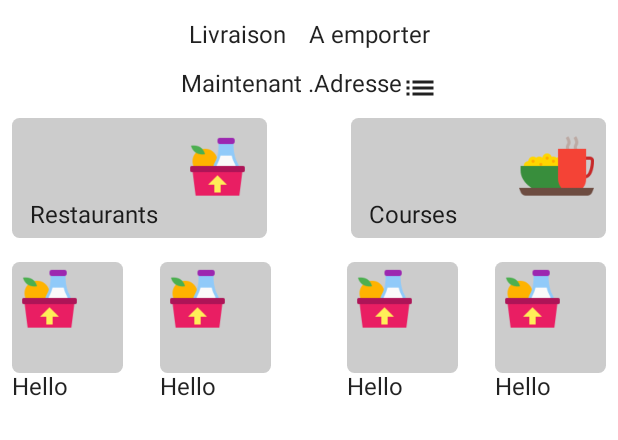
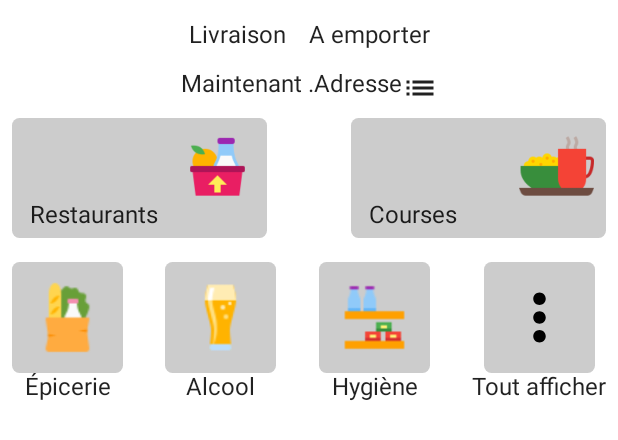
Before and after one commit to HugoFMartin/UberEatReprod, an Android app built with Jetpack Compose: the @Preview function DefaultPreview, on a phone screen of 412 x 824 dp. Shown: the top 440 px of the screen. Run offline under Robolectric (Android 15) with nearby library versions, the phone set to English and light mode, and no system bars.

Commit message:
End of horizontal sub-menu

```diff
--- a/app/src/main/java/com/hugofmartin/ubereatreprod/MainActivity.kt
+++ b/app/src/main/java/com/hugofmartin/ubereatreprod/MainActivity.kt
@@ -11,6 +11,7 @@ import androidx.compose.material.MaterialTheme
 import androidx.compose.material.Surface
 import androidx.compose.material.Text
 import androidx.compose.material.icons.Icons
+import androidx.compose.material.icons.filled.MoreVert
 import androidx.compose.material.icons.sharp.List
 import androidx.compose.runtime.Composable
 import androidx.compose.ui.Alignment
@@ -95,25 +96,43 @@ fun bigButtonHeader(text: String, iconId: Int) {
 }
 
 @Composable
-fun smallButtonHeader() {
-    Column() {
+fun smallButtonHeader(text: String, iconId: Int?) {
+    Column(
+    ) {
         Box(
             modifier = Modifier
                 .height(74.dp)
                 .width(74.dp)
+                .padding(end = 0.dp)
+                .align(Alignment.CenterHorizontally)
                 .background(Color.LightGray, RoundedCornerShape(5.dp))
         ) {
+            if (iconId != null) {
                 Icon(
-                painterResource(id = R.drawable.course_icon),
+                    painterResource(id = iconId!!),
                     contentDescription = "",
                     tint = Color.Unspecified,
                     modifier = Modifier
                         .size(50.dp)
+                        .align(Alignment.Center)
+                )
+            } else {
+                Icon(
+                    Icons.Filled.MoreVert,
+                    contentDescription = "",
+                    tint = Color.Unspecified,
+                    modifier = Modifier
+                        .size(50.dp)
+                        .align(Alignment.Center)
                 )
             }
-        Text(text = "Hello")
+
         }
-
+        Text(
+            text = text,
+            modifier = Modifier.align(Alignment.CenterHorizontally)
+        )
+    }
 }
 
 @Preview(showBackground = true)
@@ -155,23 +174,33 @@ fun DefaultPreview() {
                     text = "Restaurants",
                     iconId = R.drawable.course_icon
                 )
-                Spacer(modifier = Modifier.width(2.dp))
-
                 bigButtonHeader(
                     text = "Courses",
                     iconId = R.drawable.restaurant_icon
                 )
             }
-            Row( modifier = Modifier
+            Row(
+                modifier = Modifier
                     .fillMaxWidth()
                     .padding(8.dp),
-                horizontalArrangement = Arrangement.SpaceBetween) {
-                smallButtonHeader()
-                smallButtonHeader()
-                Spacer(modifier = Modifier.width(2.dp))
-
-                smallButtonHeader()
-                smallButtonHeader()
+                horizontalArrangement = Arrangement.SpaceBetween
+            ) {
+                smallButtonHeader(
+                    text = "Épicerie",
+                    iconId = R.drawable.epicerie
+                )
+                smallButtonHeader(
+                    text = "Alcool",
+                    iconId = R.drawable.alcool
+                )
+                smallButtonHeader(
+                    text = "Hygiène",
+                    iconId = R.drawable.hygiene
+                )
+                smallButtonHeader(
+                    text = "Tout afficher",
+                    null
+                )
             }
         }
     }
```
Also changed, not shown: app/src/main/res/drawable/alcool.png (added), app/src/main/res/drawable/epicerie.png (added), app/src/main/res/drawable/hygiene.png (added). Lines whose indentation alone changed are shown as unchanged.
